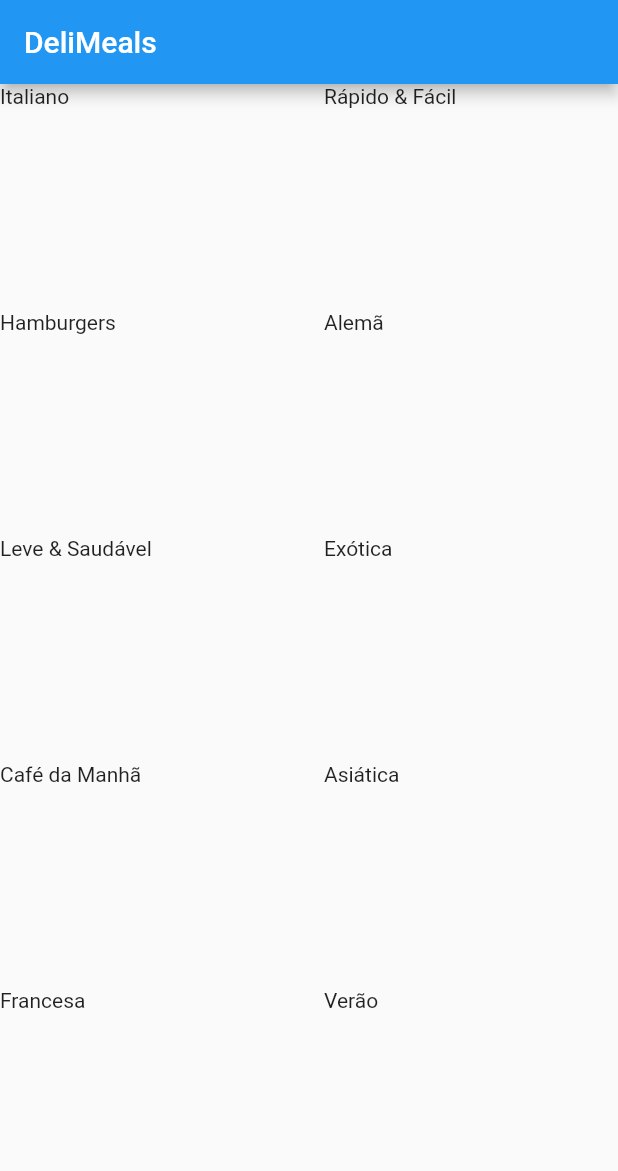
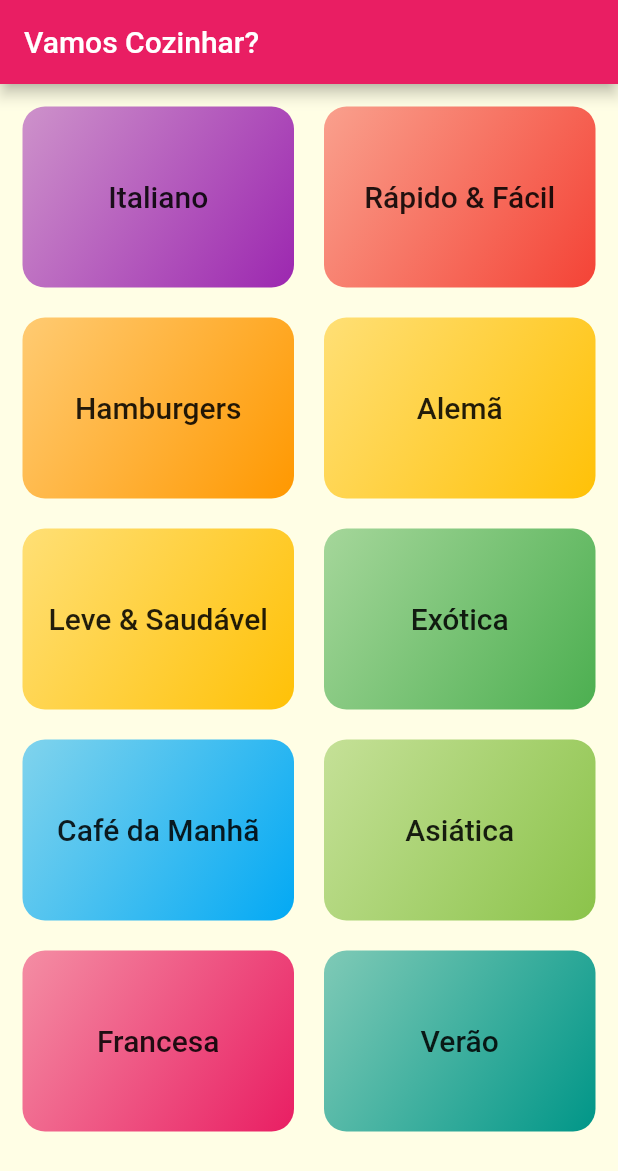
Before and after one commit to LeonardoVileela/food, a Flutter app: the screen it shows after launch, on a phone screen of 412 x 824 dp. Shown: the top 1171 px of the screen. Run offline on Flutter 3.47's test engine with Material 2 defaults, Android fonts, the phone set to English and light mode, and no system bars; Roboto replaces fonts that are missing (Raleway, RobotoCondensed).

Commit message:
Menu with colors, theme and align

```diff
--- a/lib/components/category_item.dart
+++ b/lib/components/category_item.dart
@@ -9,8 +9,23 @@ class CategoryItem extends StatelessWidget {
   @override
   Widget build(BuildContext context) {
     return Container(
-      child: Text(
-        category.title,
+      padding: EdgeInsets.all(15),
+      child: Center(
+        child: Text(
+          category.title,
+          style: Theme.of(context).textTheme.headline6,
+        ),
+      ),
+      decoration: BoxDecoration(
+        borderRadius: BorderRadius.circular(15),
+        gradient: LinearGradient(
+          colors: [
+            category.color.withOpacity(0.5),
+            category.color,
+          ],
+          begin: Alignment.topLeft,
+          end: Alignment.bottomRight,
+        ),
       ),
     );
   }
--- a/lib/main.dart
+++ b/lib/main.dart
@@ -7,9 +7,18 @@ class MyApp extends StatelessWidget {
   @override
   Widget build(BuildContext context) {
     return MaterialApp(
-      title: 'DeliMeals',
+      title: 'Vamos Cozinhar?',
       theme: ThemeData(
-        primarySwatch: Colors.blue,
+        primarySwatch: Colors.pink,
+        accentColor: Colors.amber,
+        fontFamily: 'Raleway',
+        canvasColor: Color.fromRGBO(255, 254, 229, 1),
+        textTheme: ThemeData.light().textTheme.copyWith(
+              headline6: TextStyle(
+                fontSize: 20,
+                fontFamily: 'RobotoCondensed',
+              ),
+            ),
       ),
       home: CategoriesScreen(),
     );
--- a/lib/screens/categories_screen.dart
+++ b/lib/screens/categories_screen.dart
@@ -7,9 +7,13 @@ class CategoriesScreen extends StatelessWidget {
   Widget build(BuildContext context) {
     return Scaffold(
       appBar: AppBar(
-        title: Text('DeliMeals'),
+        title: Text(
+          'Vamos Cozinhar?',
         ),
-      body: GridView(
+      ),
+      body: Padding(
+        padding: EdgeInsets.all(15),
+        child: GridView(
           gridDelegate: SliverGridDelegateWithMaxCrossAxisExtent(
             maxCrossAxisExtent: 200,
             childAspectRatio: 3 / 2,
@@ -20,6 +24,7 @@ class CategoriesScreen extends StatelessWidget {
             return CategoryItem(cat);
           }).toList(),
         ),
+      ),
     );
   }
 }
```
Also changed, not shown: pubspec.yaml (+17 -11 lines), assets/fonts/Raleway-Black.ttf (added), assets/fonts/Raleway-Bold.ttf (added), assets/fonts/Raleway-Regular.ttf (added), assets/fonts/RobotoCondensed-Bold.ttf (added), assets/fonts/RobotoCondensed-Italic.ttf (added), assets/fonts/RobotoCondensed-Light.ttf (added), assets/fonts/RobotoCondensed-Regular.ttf (added), pubspec.lock. Lines whose indentation alone changed are shown as unchanged.
